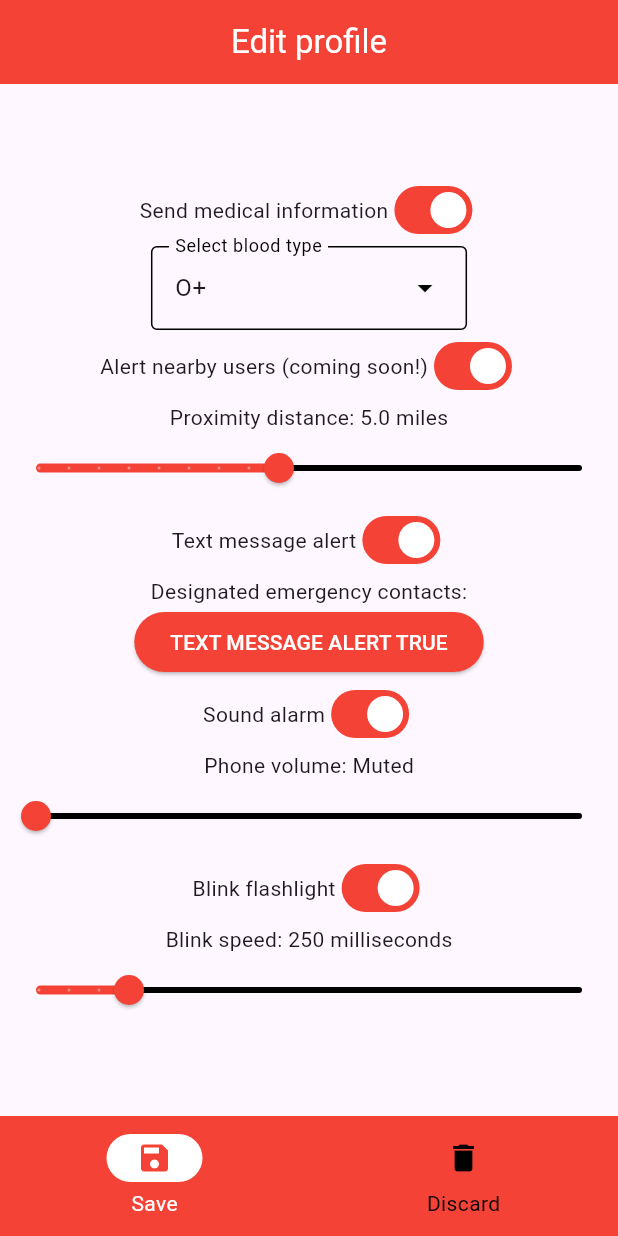
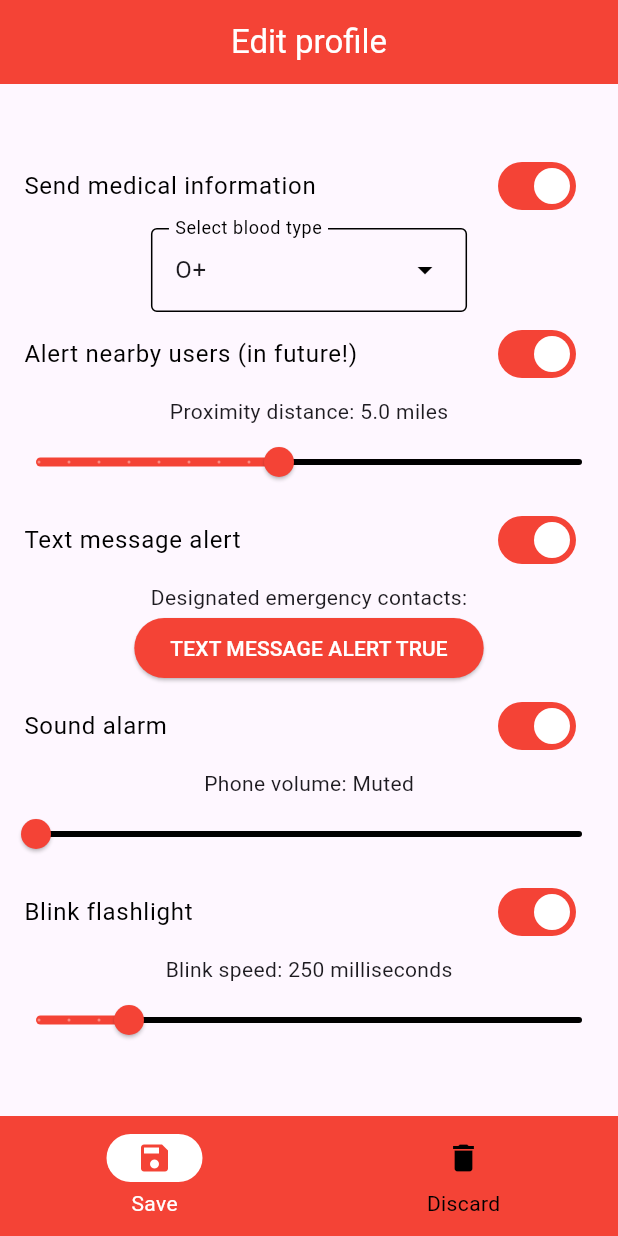
Before and after one commit to RobinSardja/InstaHelp, a Flutter app: the EditProfilePage screen opened directly, on a phone screen of 412 x 824 dp. Run offline on Flutter 3.47's test engine with Material 3 defaults, Android fonts, the phone set to English and light mode, and no system bars; our stand-ins replace cloud_firestore, firebase_auth, firebase_core, flutter_native_contact_picker, geolocator, google_maps_flutter and 3 more; missing offline and left inert: dart:html, firebase_ui_auth, firebase_ui_oauth_google, porcupine_flutter, torch_light and 1 more; accounts and stored records are empty; statements that could not run were skipped.

Commit message:
Replaced rows of titles and switches with list tiles.

```diff
--- a/lib/profile_page.dart
+++ b/lib/profile_page.dart
@@ -228,18 +228,13 @@ class EditProfilePageState extends State<EditProfilePage> {
         child: ListView(
           shrinkWrap: true,
           children: [
-            Center(
-              child: Row( // choose to send medical information
-                mainAxisAlignment: MainAxisAlignment.center,
-                children: [
-                  const Text( "Send medical information" ),
-                  Switch(
+            ListTile( // choose to send medical information
+              title: const Text( "Send medical information" ),
+              trailing: Switch(
                 value: medicalInfo,
                 onChanged: (value) {
                   setState( () => medicalInfo = value );
                 },
-                  ),
-                ],
               ),
             ),
             Center(
@@ -288,12 +283,9 @@ class EditProfilePageState extends State<EditProfilePage> {
                 ],
               ),
             ),
-            Center(
-              child: Row( // alert nearby users
-                mainAxisAlignment: MainAxisAlignment.center,
-                children: [
-                  const Text( "Alert nearby users (coming soon!)" ),
-                  Switch(
+            ListTile( // alert nearby users
+              title: const Text( "Alert nearby users (in future!)" ),
+              trailing: Switch(
                 value: alertNearbyUsers,
                 onChanged: (value) {
                   setState(() {
@@ -303,8 +295,6 @@ class EditProfilePageState extends State<EditProfilePage> {
                     }
                   });
                 },
-                  ),
-                ],
               ),
             ),
             Center(
@@ -326,12 +316,9 @@ class EditProfilePageState extends State<EditProfilePage> {
                 thumbColor: alertNearbyUsers ? Colors.red : Colors.black,
               ),
             ),
-            Center(
-              child: Row( // text message alert
-                mainAxisAlignment: MainAxisAlignment.center,
-                children: [
-                  const Text( "Text message alert" ),
-                  Switch(
+            ListTile( // send text message to designated emergency contacts
+              title: const Text( "Text message alert" ),
+              trailing: Switch(
                 value: textMessageAlert,
                 onChanged: (value) {
                   setState(() {
@@ -341,8 +328,6 @@ class EditProfilePageState extends State<EditProfilePage> {
                     }
                   });
                 },
-                  ),
-                ],
               ),
             ),
             const Center( child: Text( "Designated emergency contacts:" ), ),
@@ -361,12 +346,9 @@ class EditProfilePageState extends State<EditProfilePage> {
                 ),
               ),
             ),
-            Center(
-              child: Row( // sound alarm
-                mainAxisAlignment: MainAxisAlignment.center,
-                children: [
-                  const Text( "Sound alarm" ),
-                  Switch(
+            ListTile( // play loud siren
+              title: const Text( "Sound alarm" ),
+              trailing: Switch(
                 value: soundAlarm,
                 onChanged: (value) {
                   setState(() {
@@ -374,8 +356,6 @@ class EditProfilePageState extends State<EditProfilePage> {
                     _volumeController.getVolume().then( (volume) => _setVolumeValue = volume );
                   });
                 },
-                  ),
-                ],
               ),
             ),
             Center(
@@ -399,12 +379,9 @@ class EditProfilePageState extends State<EditProfilePage> {
                 thumbColor: soundAlarm ? Colors.red : Colors.black,
               ),
             ),
-            Center(
-              child: Row( // text message alert
-                mainAxisAlignment: MainAxisAlignment.center,
-                children: [
-                  const Text( "Blink flashlight" ),
-                  Switch(
+            ListTile( // turn flashlight on and off like a blinker
+              title: const Text( "Blink flashlight" ),
+              trailing: Switch(
                 value: blinkFlashlight,
                 onChanged: (value) {
                   setState( () => blinkFlashlight = value );
@@ -412,8 +389,6 @@ class EditProfilePageState extends State<EditProfilePage> {
                     blinkSpeed = 250;
                   }
                 },
-                  ),
-                ],
               ),
             ),
             Center(
```
Lines whose indentation alone changed are shown as unchanged.
